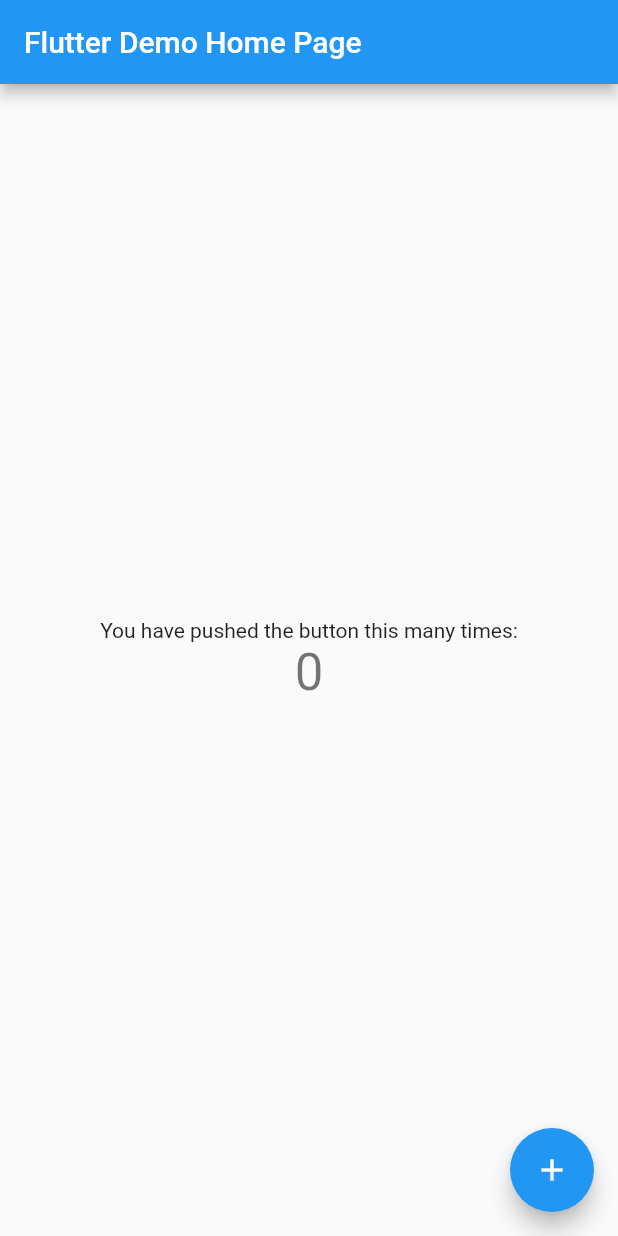
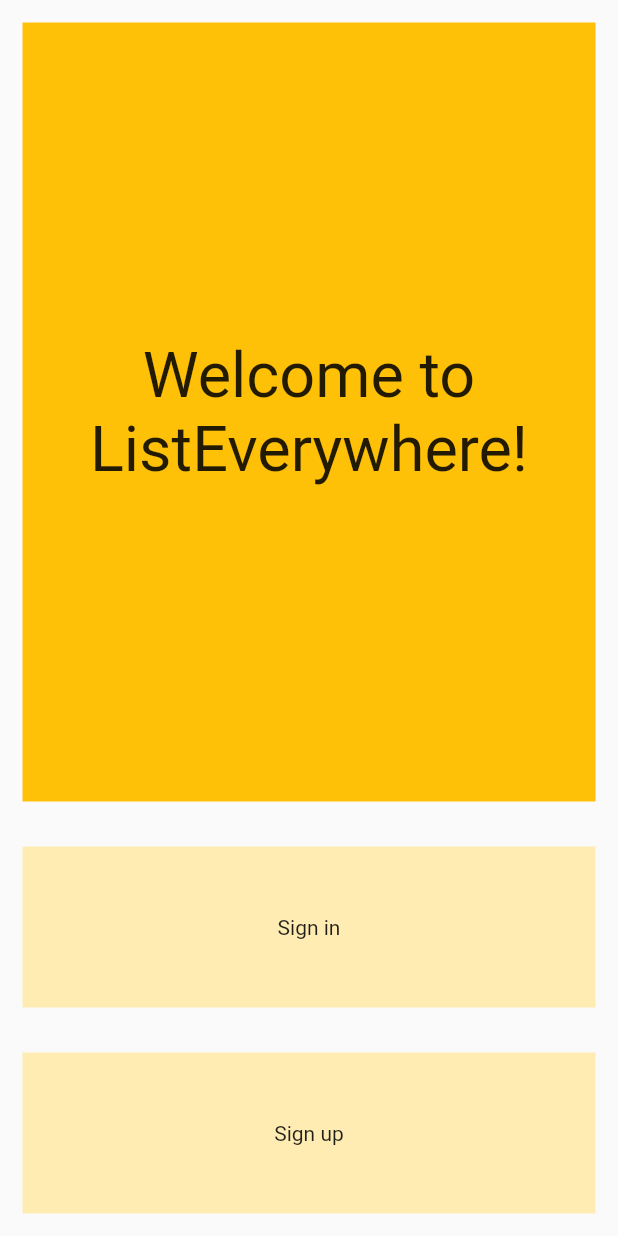
Before and after one commit to ListEverywhere/ListEverywhereApp, a Flutter app: the screen it shows after launch, on a phone screen of 412 x 824 dp. Run offline on Flutter 3.47's test engine with Material 2 defaults, Android fonts, the phone set to English and light mode, and no system bars.

Commit message:
early version of welcome screen

```diff
--- a/lib/main.dart
+++ b/lib/main.dart
@@ -32,15 +32,6 @@ class MyApp extends StatelessWidget {
 class MyHomePage extends StatefulWidget {
   const MyHomePage({super.key, required this.title});
 
-  // This widget is the home page of your application. It is stateful, meaning
-  // that it has a State object (defined below) that contains fields that affect
-  // how it looks.
-
-  // This class is the configuration for the state. It holds the values (in this
-  // case the title) provided by the parent (in this case the App widget) and
-  // used by the build method of the State. Fields in a Widget subclass are
-  // always marked "final".
-
   final String title;
 
   @override
@@ -48,68 +39,37 @@ class MyHomePage extends StatefulWidget {
 }
 
 class _MyHomePageState extends State<MyHomePage> {
-  int _counter = 0;
-
-  void _incrementCounter() {
-    setState(() {
-      // This call to setState tells the Flutter framework that something has
-      // changed in this State, which causes it to rerun the build method below
-      // so that the display can reflect the updated values. If we changed
-      // _counter without calling setState(), then the build method would not be
-      // called again, and so nothing would appear to happen.
-      _counter++;
-    });
-  }
-
   @override
   Widget build(BuildContext context) {
-    // This method is rerun every time setState is called, for instance as done
-    // by the _incrementCounter method above.
-    //
-    // The Flutter framework has been optimized to make rerunning build methods
-    // fast, so that you can just rebuild anything that needs updating rather
-    // than having to individually change instances of widgets.
     return Scaffold(
-      appBar: AppBar(
-        // Here we take the value from the MyHomePage object that was created by
-        // the App.build method, and use it to set our appbar title.
-        title: Text(widget.title),
-      ),
-      body: Center(
-        // Center is a layout widget. It takes a single child and positions it
-        // in the middle of the parent.
+      body: SafeArea(
         child: Column(
-          // Column is also a layout widget. It takes a list of children and
-          // arranges them vertically. By default, it sizes itself to fit its
-          // children horizontally, and tries to be as tall as its parent.
-          //
-          // Invoke "debug painting" (press "p" in the console, choose the
-          // "Toggle Debug Paint" action from the Flutter Inspector in Android
-          // Studio, or the "Toggle Debug Paint" command in Visual Studio Code)
-          // to see the wireframe for each widget.
-          //
-          // Column has various properties to control how it sizes itself and
-          // how it positions its children. Here we use mainAxisAlignment to
-          // center the children vertically; the main axis here is the vertical
-          // axis because Columns are vertical (the cross axis would be
-          // horizontal).
-          mainAxisAlignment: MainAxisAlignment.center,
-          children: <Widget>[
-            const Text(
-              'You have pushed the button this many times:',
+          crossAxisAlignment: CrossAxisAlignment.stretch,
+          children: [
+            Expanded(
+              flex: 4,
+              child: Container(
+                  color: Colors.amber,
+                  margin: const EdgeInsets.all(15.0),
+                  child: const Center(
+                    child: Text("Welcome to ListEverywhere!",
+                        textAlign: TextAlign.center,
+                        style: TextStyle(fontSize: 42.0)),
+                  )),
             ),
-            Text(
-              '$_counter',
-              style: Theme.of(context).textTheme.headline4,
-            ),
+            Expanded(
+                child: Container(
+                    color: Colors.amber[100],
+                    margin: const EdgeInsets.all(15.0),
+                    child: const Center(child: Text("Sign in")))),
+            Expanded(
+                child: Container(
+                    color: Colors.amber[100],
+                    margin: const EdgeInsets.all(15.0),
+                    child: const Center(child: Text("Sign up"))))
           ],
         ),
       ),
-      floatingActionButton: FloatingActionButton(
-        onPressed: _incrementCounter,
-        tooltip: 'Increment',
-        child: const Icon(Icons.add),
-      ), // This trailing comma makes auto-formatting nicer for build methods.
     );
   }
 }
```
